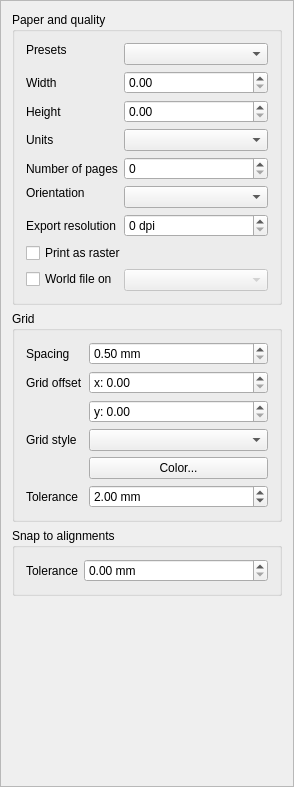
The window that src/ui/qgscompositionwidgetbase.ui (qgis/QGIS) describes before a commit, drawn with Qt 5.
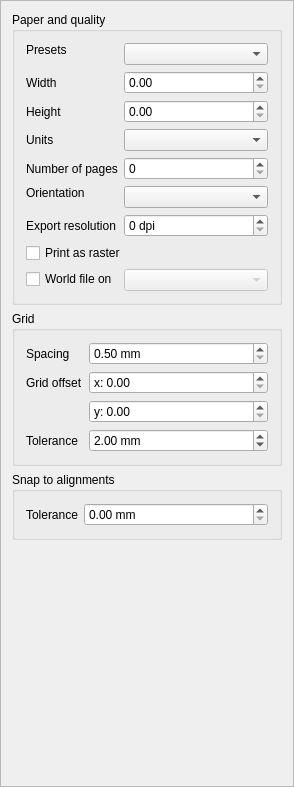
The same window after the commit. Custom widgets are drawn as their Qt base class.

Commit message: Move composer grid style settings to options dialog

The edit to the form file:
```diff
--- a/src/ui/qgscompositionwidgetbase.ui
+++ b/src/ui/qgscompositionwidgetbase.ui
@@ -361,29 +361,6 @@
            </layout>
           </item>
           <item row="2" column="0">
-           <widget class="QLabel" name="mGridStyleLabel">
-            <property name="text">
-             <string>Grid style</string>
-            </property>
-            <property name="wordWrap">
-             <bool>true</bool>
-            </property>
-            <property name="buddy">
-             <cstring>mGridStyleComboBox</cstring>
-            </property>
-           </widget>
-          </item>
-          <item row="2" column="1">
-           <widget class="QComboBox" name="mGridStyleComboBox"/>
-          </item>
-          <item row="3" column="1">
-           <widget class="QgsColorButton" name="mGridColorButton">
-            <property name="text">
-             <string>Color...</string>
-            </property>
-           </widget>
-          </item>
-          <item row="4" column="0">
            <widget class="QLabel" name="label_4">
             <property name="text">
              <string>Tolerance</string>
@@ -393,7 +370,7 @@
             </property>
            </widget>
           </item>
-          <item row="4" column="1">
+          <item row="2" column="1">
            <widget class="QDoubleSpinBox" name="mGridToleranceSpinBox">
             <property name="prefix">
              <string/>
@@ -471,11 +448,6 @@
  </widget>
  <layoutdefault spacing="6" margin="11"/>
  <customwidgets>
-  <customwidget>
-   <class>QgsColorButton</class>
-   <extends>QPushButton</extends>
-   <header>qgscolorbutton.h</header>
-  </customwidget>
   <customwidget>
    <class>QgsCollapsibleGroupBoxBasic</class>
    <extends>QGroupBox</extends>
```
The commit also changes 7 other files.
